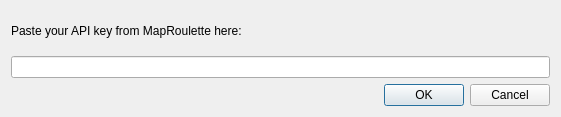
Above: maproulette_metrics/set_api_key_gui.ui from KaartGroup/Maproulette-Metrics before the change. Below: the same form after it.
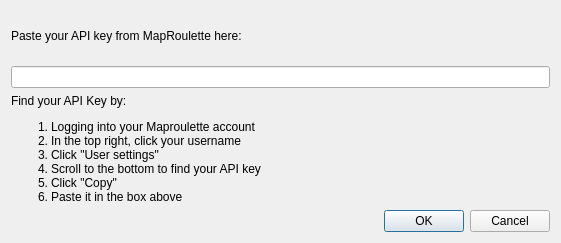
That is the form after the change.

Commit message: Add instructions to set api key

Patch:
```diff
--- a/maproulette_metrics/set_api_key_gui.ui
+++ b/maproulette_metrics/set_api_key_gui.ui
@@ -7,7 +7,7 @@
     <x>0</x>
     <y>0</y>
     <width>561</width>
-    <height>117</height>
+    <height>243</height>
    </rect>
   </property>
   <property name="windowTitle">
@@ -24,6 +24,23 @@
    <item>
     <widget class="QLineEdit" name="apiKeyLineEdit"/>
    </item>
+   <item>
+    <widget class="QLabel" name="label">
+     <property name="text">
+      <string>&lt;p&gt;Find your API Key by:&lt;/p&gt;
+&lt;ol&gt;
+&lt;li&gt; Logging into your Maproulette account&lt;/li&gt;
+&lt;li&gt;In the top right, click your username&lt;/li&gt;
+&lt;li&gt;Click &amp;quot;User settings&amp;quot;&lt;/li&gt;
+&lt;li&gt;Scroll to the bottom to find your API key&lt;/li&gt;
+&lt;li&gt;Click &amp;quot;Copy&amp;quot;&lt;/li&gt;
+&lt;li&gt;Paste it in the box above&lt;/li&gt;
+
+&lt;/ol&gt;
+</string>
+     </property>
+    </widget>
+   </item>
    <item>
     <widget class="QDialogButtonBox" name="buttonBox">
      <property name="orientation">
```
